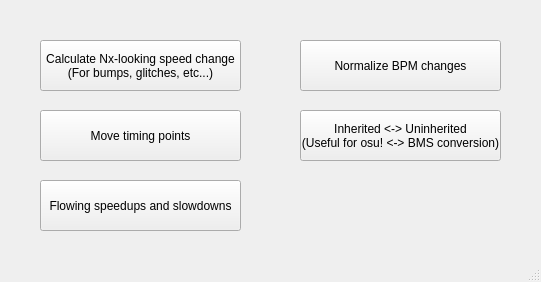
Before: the Qt Designer form osu! SV Tool/osuSVTool.ui in longnguyen2004/osuSVTool, drawn with Qt 5.
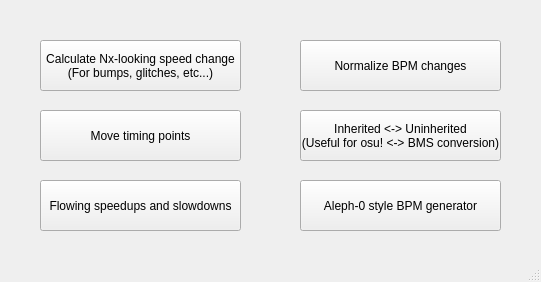
After: the same form once the commit is applied.

Commit message: Added Aleph-0 style timing tool

Patch:
```diff
--- a/osu! SV Tool/osuSVTool.ui
+++ b/osu! SV Tool/osuSVTool.ui
@@ -81,6 +81,19 @@
      <string>Flowing speedups and slowdowns</string>
     </property>
    </widget>
+   <widget class="QPushButton" name="BPMGen">
+    <property name="geometry">
+     <rect>
+      <x>300</x>
+      <y>180</y>
+      <width>201</width>
+      <height>51</height>
+     </rect>
+    </property>
+    <property name="text">
+     <string>Aleph-0 style BPM generator</string>
+    </property>
+   </widget>
   </widget>
   <widget class="QStatusBar" name="statusBar"/>
  </widget>
```
The commit also changes 10 other files.
